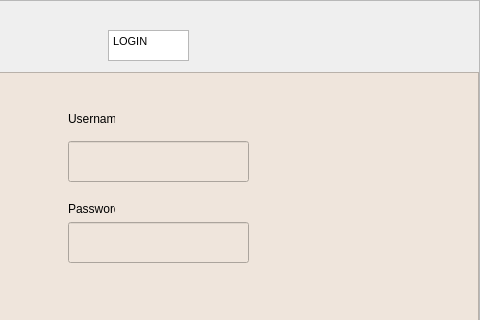
Qt form login_screen.ui (prabhav131/DesktopApp_Autoclicker) before a commit; both pictures show x 182 to 662 and y 0 to 320 of the 662 by 533 pixel window.
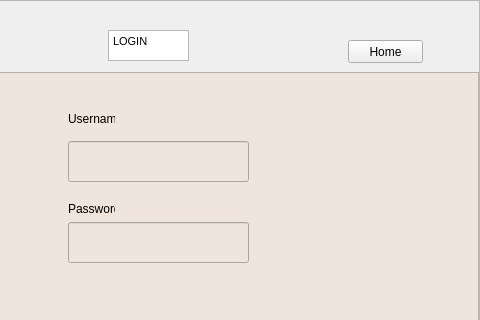
The same form after that commit.

Commit message: user can attempt multiple login/signup attempts and can go to home screen from login/signup page

```diff
--- a/login_screen.ui
+++ b/login_screen.ui
@@ -166,6 +166,19 @@
 &lt;p style=&quot; margin-top:0px; margin-bottom:0px; margin-left:0px; margin-right:0px; -qt-block-indent:0; text-indent:0px;&quot;&gt;LOGIN&lt;/p&gt;&lt;/body&gt;&lt;/html&gt;</string>
        </property>
       </widget>
+      <widget class="QPushButton" name="logingotohome">
+       <property name="geometry">
+        <rect>
+         <x>530</x>
+         <y>40</y>
+         <width>75</width>
+         <height>23</height>
+        </rect>
+       </property>
+       <property name="text">
+        <string>Home</string>
+       </property>
+      </widget>
      </widget>
     </item>
    </layout>
```
Left out of the diff: 2 changed lines with no effect on the pictures. The commit also changes 5 other files.
